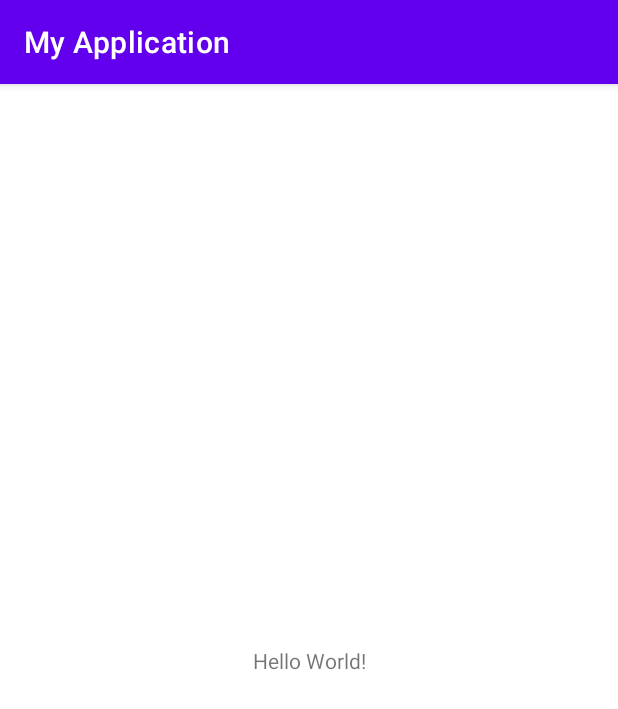
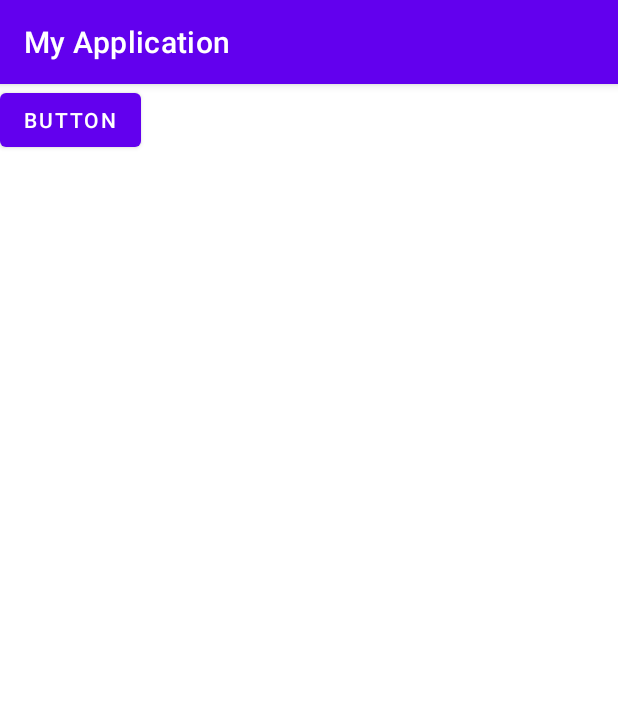
Before and after one commit to han-seo/MyApplication10, an Android app: the screen it shows after launch (MainActivity), on a phone screen of 412 x 824 dp. Shown: the top 709 px of the screen. Run offline under Robolectric (Android 15) with nearby library versions, the phone set to English and light mode, and no system bars.

Commit message:
버튼 추가

```diff
--- a/app/src/main/res/layout/activity_main.xml
+++ b/app/src/main/res/layout/activity_main.xml
@@ -6,13 +6,12 @@
     android:layout_height="match_parent"
     tools:context=".MainActivity">
 
-    <TextView
+    <Button
+        android:id="@+id/button"
         android:layout_width="wrap_content"
         android:layout_height="wrap_content"
-        android:text="Hello World!"
-        app:layout_constraintBottom_toBottomOf="parent"
-        app:layout_constraintLeft_toLeftOf="parent"
-        app:layout_constraintRight_toRightOf="parent"
-        app:layout_constraintTop_toTopOf="parent" />
+        android:text="Button"
+        tools:layout_editor_absoluteX="159dp"
+        tools:layout_editor_absoluteY="637dp" />
 
 </androidx.constraintlayout.widget.ConstraintLayout>
```
